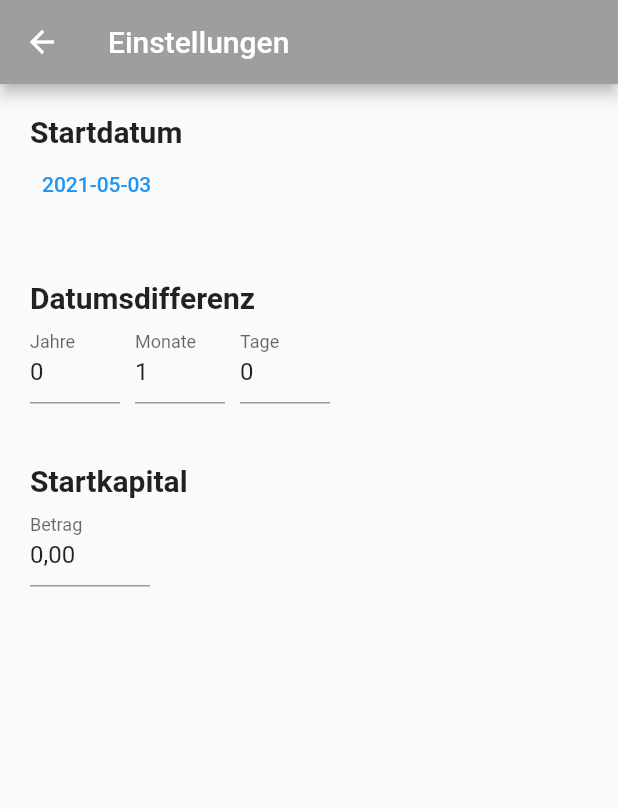
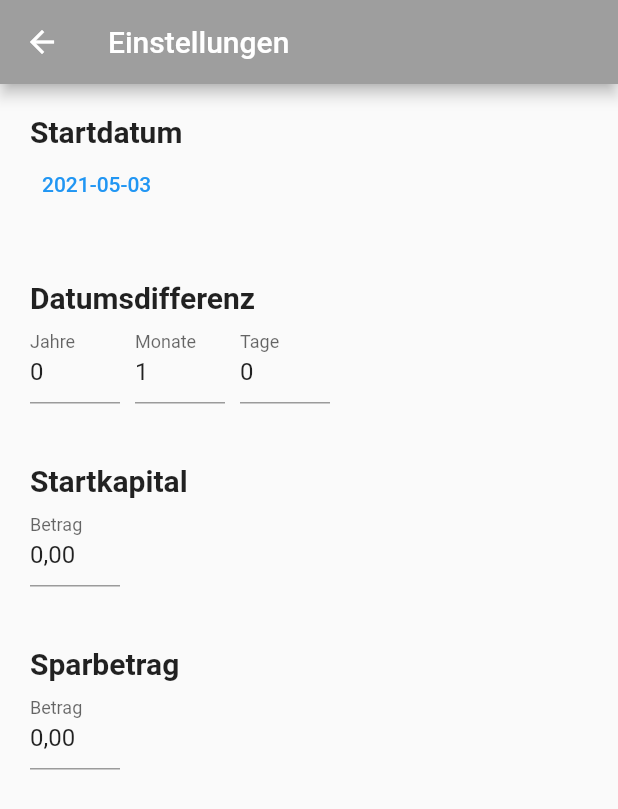
Before and after one commit to sebh0602/kontostand, a Flutter app: the SettingsScreen screen opened directly, on a phone screen of 412 x 824 dp. Shown: the top 809 px of the screen. Run offline on Flutter 3.47's test engine with Material 2 defaults, Android fonts, the phone set to English and light mode, and no system bars; our stand-ins replace shared_preferences; accounts and stored records are empty.

Commit message:
Finish UI

```diff
--- a/lib/backEnd.dart
+++ b/lib/backEnd.dart
@@ -8,9 +8,15 @@ class KontoStand extends ChangeNotifier{
 
 	int _startAmount;
 	String get startAmount => '${_prettyPrint(_startAmount)}';
+	set startAmount(String s){
+		_startAmount = (double.parse(s)*100).round();
+	}
 
 	int _addAmount;
 	String get addAmount => '${_prettyPrint(_addAmount)}';
+	set addAmount(String s){
+		_addAmount = (double.parse(s)*100).round();
+	}
 
 	String get currentAmount => '${_prettyPrint(140397)}';
 
--- a/lib/main.dart
+++ b/lib/main.dart
@@ -82,9 +82,11 @@ class SettingsScreen extends StatefulWidget{
 class _SettingsScreenState extends State<SettingsScreen>{
 	@override
 	Widget build(BuildContext context){
+		return Consumer<KontoStand>(
+			builder:(context, kontoStand, child){
 				return WillPopScope(
-			onWillPop: () async{ //TODO: put consumer above this widget so I can cause it to notify listeners on pop
-				print("CRAP");
+					onWillPop: () async{
+						kontoStand.notify = true;
 						return true;
 					},
 					child:Scaffold(
@@ -92,8 +94,8 @@ class _SettingsScreenState extends State<SettingsScreen>{
 							title:Text('Einstellungen'),
 							backgroundColor: Colors.grey,
 						),
-				body:Consumer<KontoStand>(
-					builder:(context,kontoStand,child){
+						body:Builder(
+							builder:(context){
 								var titleStyle = TextStyle(
 									fontWeight: FontWeight.bold,
 									fontSize: 20
@@ -104,6 +106,7 @@ class _SettingsScreenState extends State<SettingsScreen>{
 								var offMonthController = TextEditingController();
 								var offYearController = TextEditingController();
 								var startAmountController = TextEditingController();
+								var addAmountController = TextEditingController();
 
 								void _saveInput(){
 									var newOffset = {
@@ -117,15 +120,24 @@ class _SettingsScreenState extends State<SettingsScreen>{
 										kontoStand.dateOffset = newOffset;
 									}
 								}
+
+								void _saveAmountInput(){
+									kontoStand.startAmount = '0' + startAmountController.text.replaceAll(',', '.');
+									kontoStand.addAmount = '0' + addAmountController.text.replaceAll(',', '.');
+								}
+
 								var offsetMap = Map.from(kontoStand.dateOffset); //otherwise it couldn't save. This is copy.copy
 								offDayController.text = offsetMap['days'].toString();
 								offMonthController.text = offsetMap['months'].toString();
 								offYearController.text = offsetMap['years'].toString();
 								startAmountController.text = kontoStand.startAmount.replaceAll('.', '');
+								addAmountController.text = kontoStand.addAmount.replaceAll('.', '');
 
 								offDayController.addListener(_saveInput);
 								offMonthController.addListener(_saveInput);
 								offYearController.addListener(_saveInput);
+								startAmountController.addListener(_saveAmountInput);
+								addAmountController.addListener(_saveAmountInput);
 
 								return ListView(
 									children: [
@@ -170,7 +182,8 @@ class _SettingsScreenState extends State<SettingsScreen>{
 															Container(
 																margin: EdgeInsets.only(right: 10),
 																width: numInputWidth,
-														child:TextField(												decoration: InputDecoration(
+																child:TextField(
+																	decoration: InputDecoration(
 																		labelText: 'Jahre',
 																	),
 																	keyboardType: TextInputType.number,
@@ -181,7 +194,8 @@ class _SettingsScreenState extends State<SettingsScreen>{
 															Container(
 																margin: EdgeInsets.only(right: 10),
 																width: numInputWidth,
-														child:TextField(												decoration: InputDecoration(
+																child:TextField(
+																	decoration: InputDecoration(
 																		labelText: 'Monate',
 																	),
 																	keyboardType: TextInputType.number,
@@ -191,7 +205,8 @@ class _SettingsScreenState extends State<SettingsScreen>{
 															),
 															Container(
 																width: numInputWidth,
-														child:TextField(												decoration: InputDecoration(
+																child:TextField(
+																	decoration: InputDecoration(
 																		labelText: 'Tage',
 																	),
 																	keyboardType: TextInputType.number,
@@ -214,13 +229,37 @@ class _SettingsScreenState extends State<SettingsScreen>{
 														style:titleStyle
 													),
 													Container(
-												width: 80,
-												child:TextField(												decoration: InputDecoration(
+														width: 60,
+														child:TextField(
+															decoration: InputDecoration(
 																labelText: 'Betrag',
 															),
 															keyboardType: TextInputType.number,
-													inputFormatters: [FilteringTextInputFormatter.digitsOnly],
+															inputFormatters: [FilteringTextInputFormatter.allow(RegExp('[0-9,]'))],
 															controller: startAmountController,
+														),
+													)
+												],
+											),
+										),
+										Padding(
+											padding: EdgeInsets.all(20),
+											child: Column(
+												crossAxisAlignment: CrossAxisAlignment.start,
+												children: [
+													Text(
+														'Sparbetrag',
+														style:titleStyle
+													),
+													Container(
+														width: 60,
+														child:TextField(
+															decoration: InputDecoration(
+																labelText: 'Betrag',
+															),
+															keyboardType: TextInputType.number,
+															inputFormatters: [FilteringTextInputFormatter.allow(RegExp('[0-9,]'))],
+															controller: addAmountController,
 														),
 													)
 												],
@@ -231,7 +270,8 @@ class _SettingsScreenState extends State<SettingsScreen>{
 							}
 						)
 					)
-
+				);
+			}
 		);
 	}
 }
```
Lines whose indentation alone changed are shown as unchanged.
